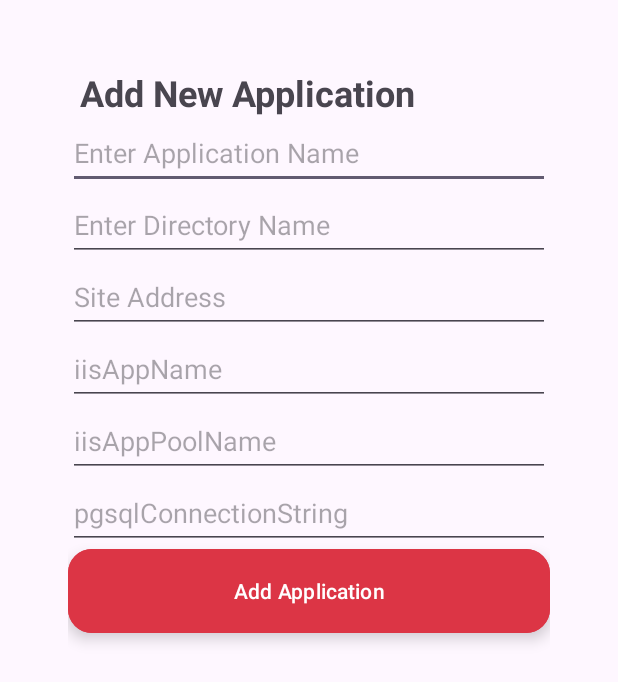
After one commit to MKZSE/MobileApp, an Android app: the AddNewApplicationActivity screen opened directly, with no data from a screen before it, on a phone screen of 412 x 824 dp. The commit adds this screen. Shown: the top 682 px of the screen. Run offline under Robolectric (Android 15) with nearby library versions, the phone set to English and light mode, and no system bars.

Commit message:
dodanie add new application

```diff
--- a/app/src/main/AndroidManifest.xml
+++ b/app/src/main/AndroidManifest.xml
@@ -14,6 +14,9 @@
         android:supportsRtl="true"
         android:theme="@style/Theme.MyApplication"
         tools:targetApi="31">
+        <activity
+            android:name=".AddNewApplicationActivity"
+            android:exported="false" />
         <activity
             android:name=".SendLogsActivity"
             android:exported="false" />
--- /dev/null
+++ b/app/src/main/java/com/example/myapplication/AddNewApplicationActivity.java
@@ -0,0 +1,104 @@
+package com.example.myapplication;
+
+import android.os.Bundle;
+import android.util.Log;
+import android.view.View;
+import android.widget.Button;
+import android.widget.EditText;
+import android.widget.Toast;
+
+import androidx.appcompat.app.AppCompatActivity;
+
+import java.io.IOException;
+import java.io.OutputStream;
+import java.net.HttpURLConnection;
+import java.net.URL;
+
+public class AddNewApplicationActivity extends AppCompatActivity {
+
+    private EditText appnameEditText;
+    private EditText directorynameEditText;
+    private EditText addresEditText;
+    private EditText iisAppNameEditText;
+    private EditText iisAppPoolNameEditText;
+    private EditText pgsqlConnectionStringEditText;
+    private Button addApplicationButton;
+
+    @Override
+    protected void onCreate(Bundle savedInstanceState) {
+        super.onCreate(savedInstanceState);
+        setContentView(R.layout.activity_add_new_application);
+
+        // Inicjalizacja widoków
+        appnameEditText = findViewById(R.id.appnameEditText);
+        directorynameEditText = findViewById(R.id.directorynameEditText);
+        addresEditText = findViewById(R.id.addresEditText);
+        iisAppNameEditText = findViewById(R.id.iisAppNameEditText);
+        iisAppPoolNameEditText = findViewById(R.id.iisAppPoolNameEditText);
+        pgsqlConnectionStringEditText = findViewById(R.id.pgsqlConnectionStringEditText);
+        addApplicationButton = findViewById(R.id.addApplicationButton);
+
+        // Obsługa kliknięcia przycisku
+        addApplicationButton.setOnClickListener(v -> {
+            // Pobierz dane z formularza
+            String appname = appnameEditText.getText().toString();
+            String directoryname = directorynameEditText.getText().toString();
+            String addres = addresEditText.getText().toString();
+            String iisAppName = iisAppNameEditText.getText().toString();
+            String iisAppPoolName = iisAppPoolNameEditText.getText().toString();
+            String pgsqlConnectionString = pgsqlConnectionStringEditText.getText().toString();
+
+            // Walidacja pól (opcjonalnie)
+            if (appname.isEmpty() || directoryname.isEmpty() || addres.isEmpty() || iisAppName.isEmpty() ||
+                    iisAppPoolName.isEmpty() || pgsqlConnectionString.isEmpty()) {
+                Toast.makeText(this, "Wszystkie pola muszą być wypełnione", Toast.LENGTH_SHORT).show();
+                return;
+            }
+
+            // Wykonaj zapytanie POST
+            new Thread(() -> {
+                try {
+                    sendPostRequest(appname, directoryname, addres, iisAppName, iisAppPoolName, pgsqlConnectionString);
+                } catch (IOException e) {
+                    e.printStackTrace();
+                }
+            }).start();
+        });
+    }
+
+    private void sendPostRequest(String appname, String directoryname, String addres, String iisAppName,
+                                 String iisAppPoolName, String pgsqlConnectionString) throws IOException {
+
+
+        String urlString = "https://erponeupdator.masterdev.pl/Masterdev_Updater/AddNewApplication" +
+                "?appName=" + appname +
+                "&directoryname=" + directoryname +
+                "&addres=" + addres +
+                "&iisAppName=" + iisAppName +
+                "&iisAppPoolName=" + iisAppPoolName +
+                "&pgsqlConnectionString=" + pgsqlConnectionString;
+
+
+        URL url = new URL(urlString);
+        HttpURLConnection urlConnection = (HttpURLConnection) url.openConnection();
+        urlConnection.setRequestMethod("POST");
+        urlConnection.setRequestProperty("Accept", "*/*");
+        urlConnection.setRequestProperty("x-api-key", "x");
+        urlConnection.setDoOutput(true);
+
+
+        OutputStream os = urlConnection.getOutputStream();
+        os.flush();
+        os.close();
+
+
+        int responseCode = urlConnection.getResponseCode();
+        if (responseCode == HttpURLConnection.HTTP_OK) {
+
+            runOnUiThread(() -> Toast.makeText(this, "Aplikacja dodana pomyślnie", Toast.LENGTH_SHORT).show());
+        } else {
+
+            runOnUiThread(() -> Toast.makeText(this, "Wystąpił błąd", Toast.LENGTH_SHORT).show());
+        }
+    }
+}
--- /dev/null
+++ b/app/src/main/res/layout/activity_add_new_application.xml
@@ -0,0 +1,76 @@
+<!-- activity_add_new_application.xml -->
+<LinearLayout
+    xmlns:android="http://schemas.android.com/apk/res/android"
+    android:layout_width="match_parent"
+    android:layout_height="match_parent"
+    android:orientation="vertical"
+    android:padding="45dp">
+
+    <TextView
+        android:id="@+id/tvTitle"
+        android:layout_width="wrap_content"
+        android:layout_height="wrap_content"
+        android:text="Add New Application"
+        android:textSize="24sp"
+        android:textStyle="bold"
+        android:layout_alignParentStart="true"
+        android:layout_centerVertical="true"
+        android:paddingStart="8dp"/>
+    <EditText
+        android:id="@+id/appnameEditText"
+        android:layout_width="match_parent"
+        android:layout_height="wrap_content"
+        android:hint="Enter Application Name"
+        android:inputType="text"
+        android:minHeight="48dp" />
+
+    <EditText
+        android:id="@+id/directorynameEditText"
+        android:layout_width="match_parent"
+        android:layout_height="wrap_content"
+        android:hint="Enter Directory Name"
+        android:inputType="text"
+        android:minHeight="48dp" />
+
+    <EditText
+        android:id="@+id/addresEditText"
+        android:layout_width="match_parent"
+        android:layout_height="wrap_content"
+        android:hint="Site Address"
+        android:inputType="text"
+        android:minHeight="48dp" />
+
+    <EditText
+        android:id="@+id/iisAppNameEditText"
+        android:layout_width="match_parent"
+        android:layout_height="wrap_content"
+        android:hint="iisAppName"
+        android:inputType="text"
+        android:minHeight="48dp" />
+
+    <EditText
+        android:id="@+id/iisAppPoolNameEditText"
+        android:layout_width="match_parent"
+        android:layout_height="wrap_content"
+        android:hint="iisAppPoolName"
+        android:inputType="text"
+        android:minHeight="48dp" />
+
+    <EditText
+        android:id="@+id/pgsqlConnectionStringEditText"
+        android:layout_width="match_parent"
+        android:layout_height="wrap_content"
+        android:hint="pgsqlConnectionString"
+        android:inputType="text"
+        android:minHeight="48dp" />
+
+    <Button
+        android:id="@+id/addApplicationButton"
+        style="@style/Widget.Material3.ExtendedFloatingActionButton.Secondary"
+        android:layout_width="match_parent"
+        android:layout_height="wrap_content"
+        android:backgroundTint="#DC3545"
+        android:text="Add Application"
+        android:textColor="@color/white" />
+
+</LinearLayout>
```
Also changed, not shown: app/src/main/java/api/ApiService.java (+11 -0 lines), app/src/main/java/com/example/myapplication/MainActivity.java (+12 -0 lines).
